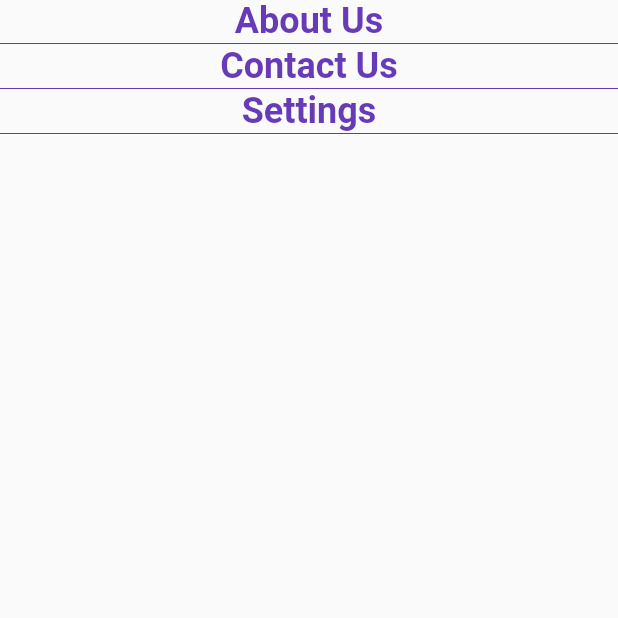
After one commit to sobanarshad85/Flutter_Using_Bloc_And_Api_Calls, a Flutter app: the Drawer screen opened directly, on a phone screen of 412 x 824 dp, the top half of it. The commit adds this screen. Run offline on Flutter 3.47's test engine with Material 2 defaults, Android fonts, the phone set to English and light mode, and no system bars; our stand-ins replace rxdart; network calls fail.

Commit message:
Almost App CImplemented Logout, appBar tile change, Drawer Navigator etc

```diff
--- a/lib/src/routes/route.dart
+++ b/lib/src/routes/route.dart
@@ -1,4 +1,5 @@
 import 'package:flutter/material.dart';
+import 'package:my_movies/src/ui/dashboard/dashboard.dart';
 import 'package:my_movies/src/ui/login.dart';
 import 'package:my_movies/src/ui/movie_list.dart';
 import 'package:my_movies/src/ui/signup.dart';
--- /dev/null
+++ b/lib/src/ui/dashboard/fragments/about.dart
@@ -0,0 +1,19 @@
+import 'package:flutter/material.dart';
+
+class About extends StatefulWidget {
+  @override
+  _AboutScreen createState() => new _AboutScreen();
+}
+
+class _AboutScreen extends State<About> {
+  @override
+  Widget build(BuildContext context) {
+    return new Scaffold(
+      body: new Container(
+        child: new Center(
+          child: new Text("About"),
+        ),
+      ),
+    );
+  }
+}
--- /dev/null
+++ b/lib/src/ui/dashboard/fragments/contact.dart
@@ -0,0 +1,19 @@
+import 'package:flutter/material.dart';
+
+class Contact extends StatefulWidget {
+  @override
+  _ContactScreen createState() => new _ContactScreen();
+}
+
+class _ContactScreen extends State<Contact> {
+  @override
+  Widget build(BuildContext context) {
+    return new Scaffold(
+      body: new Container(
+        child: new Center(
+          child: new Text("Contact"),
+        ),
+      ),
+    );
+  }
+}
--- /dev/null
+++ b/lib/src/ui/dashboard/fragments/drawer.dart
@@ -0,0 +1,47 @@
+import 'package:flutter/material.dart';
+
+class Drawer extends StatefulWidget {
+  @override
+  _DrawerView createState() => new _DrawerView();
+}
+
+class _DrawerView extends State<Drawer> {
+  @override
+  Widget build(BuildContext context) {
+    var drawerOptions = <Widget>[];
+    drawerOptions.add(getDrawerItem("About Us"));
+    drawerOptions.add(getDrawerItem("Contact Us"));
+    drawerOptions.add(getDrawerItem("Settings"));
+
+    return new Scaffold(
+      body: new Container(
+          child: new ListView(
+        children: <Widget>[
+          new Column(
+            children: drawerOptions,
+          )
+        ],
+      )),
+    );
+  }
+
+  getDrawerItem(text) {
+    return new Column(children: <Widget>[
+      new Column(
+        children: <Widget>[
+          new Text(
+            text,
+            style: new TextStyle(
+                color: Colors.deepPurple,
+                fontSize: 24.0,
+                fontWeight: FontWeight.bold),
+          ),
+          new Divider(
+            color: Colors.deepPurple,
+            height: 2.0,
+          )
+        ],
+      )
+    ]);
+  }
+}
--- /dev/null
+++ b/lib/src/ui/dashboard/fragments/settings.dart
@@ -0,0 +1,19 @@
+import 'package:flutter/material.dart';
+
+class Settings extends StatefulWidget {
+  @override
+  _SettingsScreen createState() => new _SettingsScreen();
+}
+
+class _SettingsScreen extends State<Settings> {
+  @override
+  Widget build(BuildContext context) {
+    return new Scaffold(
+      body: new Container(
+        child: new Center(
+          child: new Text("Settings"),
+        ),
+      ),
+    );
+  }
+}
--- a/lib/src/ui/login.dart
+++ b/lib/src/ui/login.dart
@@ -80,8 +80,8 @@ class HomePage extends StatelessWidget {
                       color: Colors.tealAccent,
                       onPressed: snapshot.hasData
                           ? () => changeThePage(context, bloc)
-                          : null,
-                      child: Text("Submit"),
+                          : () => changeThePage(context, bloc),
+                      child: Text("Login"),
                     ),
               ),
               SizedBox(
```
Also changed, not shown: lib/src/ui/dashboard/dashboard.dart (added, +139 -0 lines), lib/src/ui/dashboard/fragments/home.dart (added, +21 -0 lines), lib/src/ui/movie_list.dart (+19 -19 lines), 7 other files.
